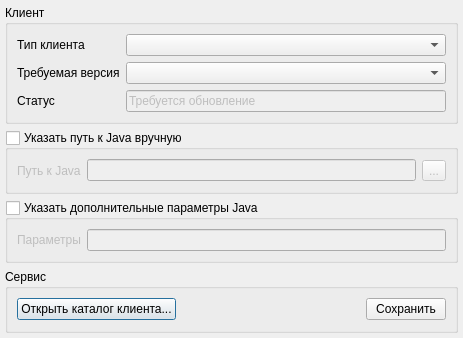
First picture: the form in settingsdialog.ui, repository dngulin/ttyhlauncher, before the edit.
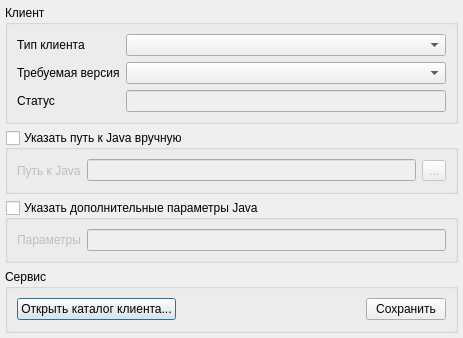
Second picture: the form after the edit. Icons and pictures are not drawn.

```diff
--- a/settingsdialog.ui
+++ b/settingsdialog.ui
@@ -65,7 +65,7 @@
          <bool>false</bool>
         </property>
         <property name="text">
-         <string>Требуется обновление</string>
+         <string/>
         </property>
         <property name="readOnly">
          <bool>true</bool>
```
